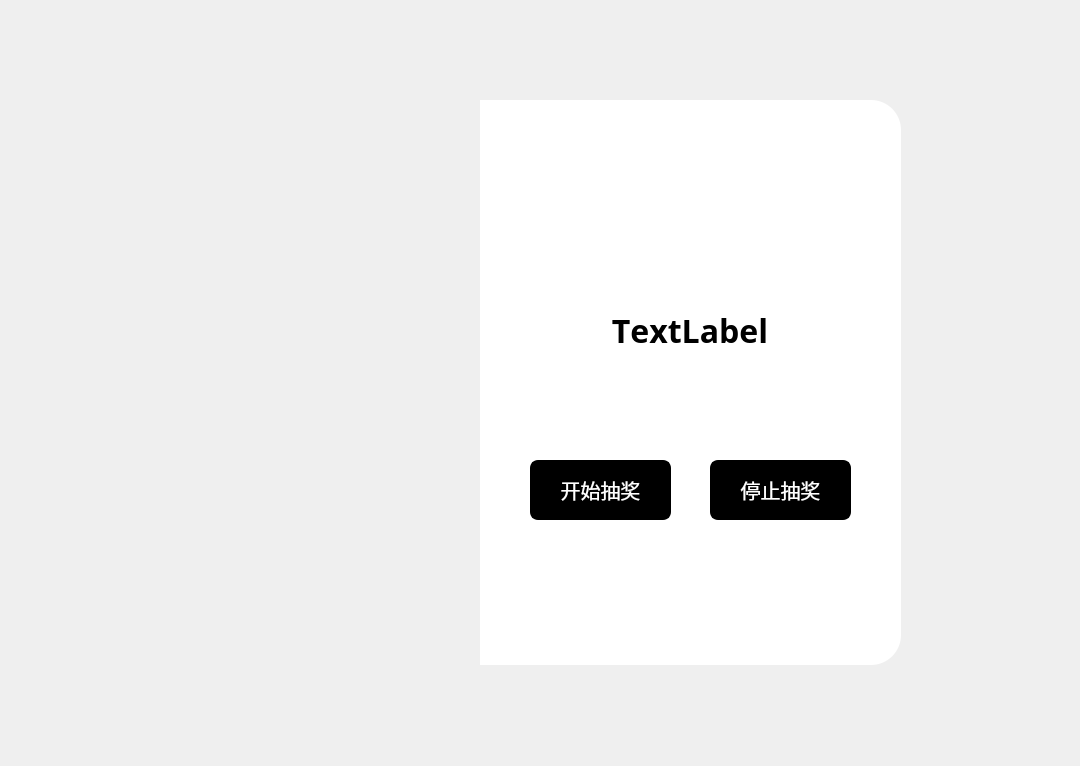
The window that window.ui (ATang0729/RandomNumbersDrawerUI) describes before a commit, drawn with Qt 5.
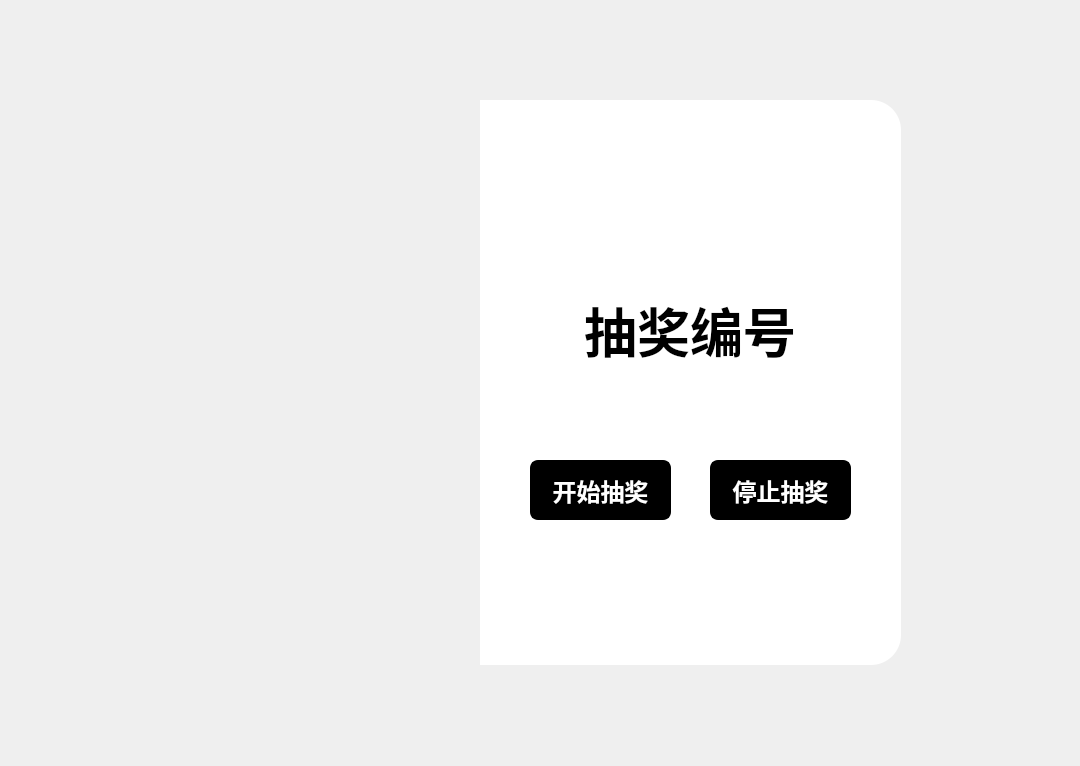
The same window after the commit. Icons and pictures are not drawn.

Commit message: maybe some adaptive modifications to the certain device (I forgot)

The edit to the form file:
```diff
--- a/window.ui
+++ b/window.ui
@@ -62,7 +62,7 @@
     <property name="font">
      <font>
       <family>阿里妈妈数黑体</family>
-      <pointsize>24</pointsize>
+      <pointsize>40</pointsize>
       <weight>75</weight>
       <bold>true</bold>
       <kerning>false</kerning>
@@ -72,7 +72,7 @@
      <bool>false</bool>
     </property>
     <property name="text">
-     <string>TextLabel</string>
+     <string>抽奖编号</string>
     </property>
     <property name="alignment">
      <set>Qt::AlignCenter</set>
@@ -110,6 +110,13 @@
        <height>60</height>
       </rect>
      </property>
+     <property name="font">
+      <font>
+       <pointsize>18</pointsize>
+       <weight>75</weight>
+       <bold>true</bold>
+      </font>
+     </property>
      <property name="styleSheet">
       <string notr="true">#StartButton {
 	background-color: rgb(0, 0, 0);
@@ -148,6 +155,13 @@
        <height>60</height>
       </rect>
      </property>
+     <property name="font">
+      <font>
+       <pointsize>18</pointsize>
+       <weight>75</weight>
+       <bold>true</bold>
+      </font>
+     </property>
      <property name="styleSheet">
       <string notr="true">#PauseButton {
 	background-color: rgb(0, 0, 0);
```
Left out of the diff: 3 changed lines with no effect on the pictures. The commit also changes 1 other file.
